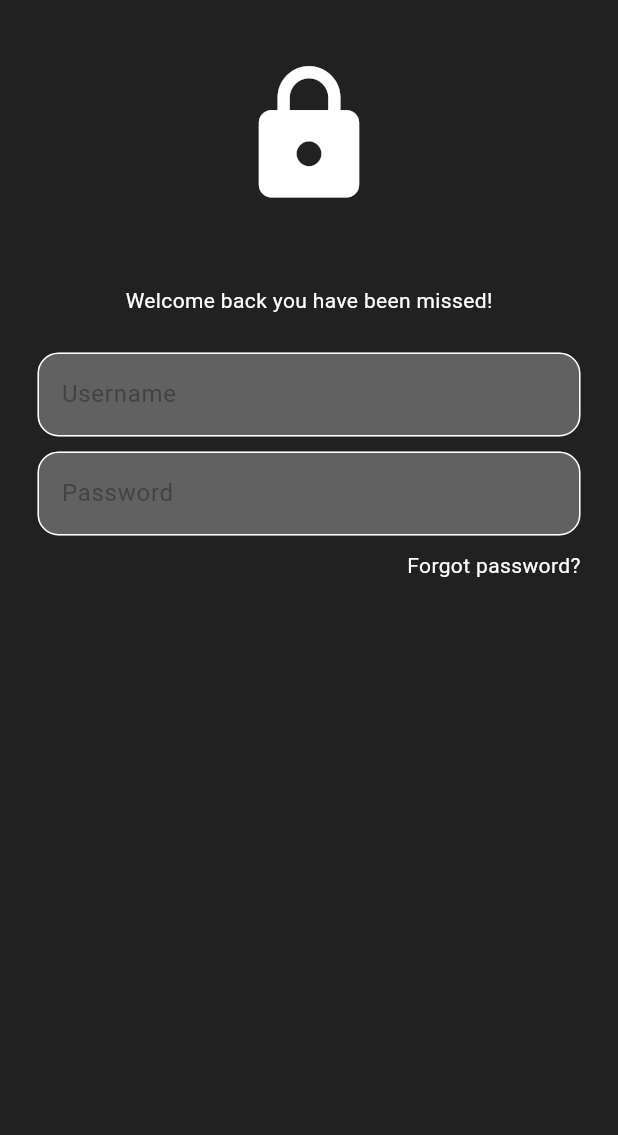
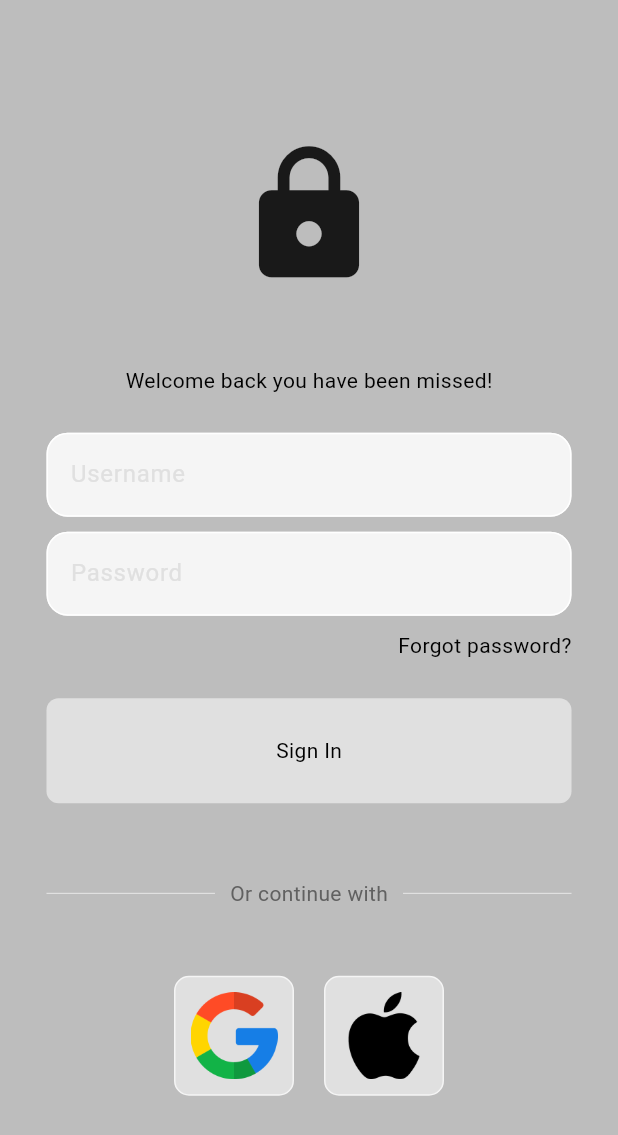
Before and after one commit to SteiKnight/habittracker, a Flutter app: the screen it shows after launch, on a phone screen of 412 x 824 dp. Shown: the top 1135 px of the screen. Run offline on Flutter 3.47's test engine with Material 3 defaults, Android fonts, the phone set to English and light mode, and no system bars; our stand-ins replace flutter_heatmap_calendar, isar, popover; accounts and stored records are empty; generated files the repository leaves out were written again.

Commit message:
modified: added the login screen ui

```diff
--- /dev/null
+++ b/lib/components/external_log_panel.dart
@@ -0,0 +1,33 @@
+import 'package:flutter/material.dart';
+
+class ExternalLogPanel extends StatelessWidget {
+  final imagePath;
+  final void Function()? onTap;
+  const ExternalLogPanel({
+    super.key,
+    required this.imagePath,
+    required this.onTap,
+  });
+
+  @override
+  Widget build(BuildContext context) {
+    return GestureDetector(
+      onTap: onTap,
+      child: Container(
+        padding: EdgeInsets.all(10),
+        decoration: BoxDecoration(
+          border: Border.all(color: Theme.of(context).colorScheme.tertiary),
+          color: Theme.of(context).colorScheme.primary,
+          borderRadius: BorderRadius.circular(10),
+        ),
+        width: 80,
+        height: 80,
+        child: Image(
+          image: AssetImage(
+            imagePath,
+          ),
+        ),
+      ),
+    );
+  }
+}
--- /dev/null
+++ b/lib/components/my_log_button.dart
@@ -0,0 +1,28 @@
+import 'package:flutter/material.dart';
+
+class MyLogButton extends StatelessWidget {
+  final text;
+  final void Function()? onTap;
+  const MyLogButton({
+    super.key,
+    required this.text,
+    required this.onTap,
+  });
+
+  @override
+  Widget build(BuildContext context) {
+    return GestureDetector(
+      onTap: onTap,
+      child: Container(
+        padding: EdgeInsets.all(25),
+        margin: EdgeInsets.symmetric(horizontal: 25),
+        decoration: BoxDecoration(
+
+          color: Theme.of(context).colorScheme.primary,
+          borderRadius: BorderRadius.circular(8),
+        ),
+        child: Center(child: Text(text)),
+      ),
+    );
+  }
+}
--- a/lib/main.dart
+++ b/lib/main.dart
@@ -1,6 +1,5 @@
 import 'package:flutter/material.dart';
 import 'package:habittracker/databases/habit_database.dart';
-import 'package:habittracker/pages/home_page.dart';
 import 'package:habittracker/pages/login_page.dart';
 import 'package:habittracker/themes/theme_provider.dart';
 import 'package:provider/provider.dart';
--- a/lib/pages/login_page.dart
+++ b/lib/pages/login_page.dart
@@ -1,8 +1,13 @@
 import 'package:flutter/material.dart';
+import 'package:habittracker/components/external_log_panel.dart';
 import 'package:habittracker/components/my_account_text_field.dart';
+import 'package:habittracker/components/my_log_button.dart';
 
 class LoginPage extends StatelessWidget {
   const LoginPage({super.key});
+
+  //sign in function
+  void signIn() {}
 
   @override
   Widget build(BuildContext context) {
@@ -15,23 +20,26 @@ class LoginPage extends StatelessWidget {
     return Scaffold(
         body: SafeArea(
       child: Center(
+        child: Container(
+          constraints: BoxConstraints(
+            maxWidth: 400,
+          ),
           child: Column(
+            mainAxisAlignment: MainAxisAlignment.center,
             children: [
-            //Logo icons
-            Padding(
-              padding: const EdgeInsets.only(top: 40),
-              child: Icon(
+              Icon(
                 Icons.lock,
                 size: 100,
-              ),
               ),
 
               SizedBox(height: 50),
               //welcome text
-            Text('Welcome back you have been missed!',
+              Text(
+                'Welcome back you have been missed!',
                 style: TextStyle(
                   fontSize: 14,
-                )),
+                ),
+              ),
 
               SizedBox(height: 25),
 
@@ -63,10 +71,66 @@ class LoginPage extends StatelessWidget {
                   ],
                 ),
               ),
+              SizedBox(height: 25),
               //signin button
+              MyLogButton(text: 'Sign In', onTap: signIn),
+
+              SizedBox(height: 25),
+
               //continue with
+              Padding(
+                padding: const EdgeInsets.all(25),
+                child: Row(
+                  crossAxisAlignment: CrossAxisAlignment.center,
+                  children: [
+                    Expanded(
+                      child: Divider(
+                        thickness: 0.5,
+                        color: Theme.of(context).colorScheme.secondary,
+                      ),
+                    ),
+                    Padding(
+                      padding: const EdgeInsets.symmetric(horizontal: 10),
+                      child: Text(
+                        'Or continue with',
+                        style: TextStyle(
+                            color:
+                                Theme.of(context).colorScheme.inversePrimary),
+                      ),
+                    ),
+                    Expanded(
+                      child: Divider(
+                        thickness: 0.5,
+                        color: Theme.of(context).colorScheme.secondary,
+                      ),
+                    ),
+                  ],
+                ),
+              ),
+
+              SizedBox(
+                height: 20,
+              ),
+
               //google and apple authentication
+              Row(
+                mainAxisAlignment: MainAxisAlignment.center,
+                children: [
+                  ExternalLogPanel(
+                    imagePath: 'lib/images/google.png',
+                    onTap: () {},
+                  ),
+                  SizedBox(
+                    width: 20,
+                  ),
+                  ExternalLogPanel(
+                    imagePath: 'lib/images/apple.png',
+                    onTap: () {},
+                  ),
                 ],
+              ),
+            ],
+          ),
         ),
       ),
     ));
--- a/lib/themes/theme_provider.dart
+++ b/lib/themes/theme_provider.dart
@@ -3,7 +3,7 @@ import 'package:habittracker/themes/dark_mode.dart';
 import 'package:habittracker/themes/light_mode.dart';
 
 class ThemeProvider extends ChangeNotifier {
-  ThemeData _themeData = darkMode;
+  ThemeData _themeData = lightMode;
 
   ThemeData get themeData => _themeData;
 
--- a/pubspec.yaml
+++ b/pubspec.yaml
@@ -68,8 +68,8 @@ flutter:
   uses-material-design: true
 
   # To add assets to your application, add an assets section, like this:
-  # assets:
-  #   - images/a_dot_burr.jpeg
+  assets:
+    - lib/images/
   #   - images/a_dot_ham.jpeg
 
   # An image asset can refer to one or more resolution-specific "variants", see
```
Also changed, not shown: lib/images/apple.png (added), lib/images/google.png (added). Lines whose indentation alone changed are shown as unchanged.
